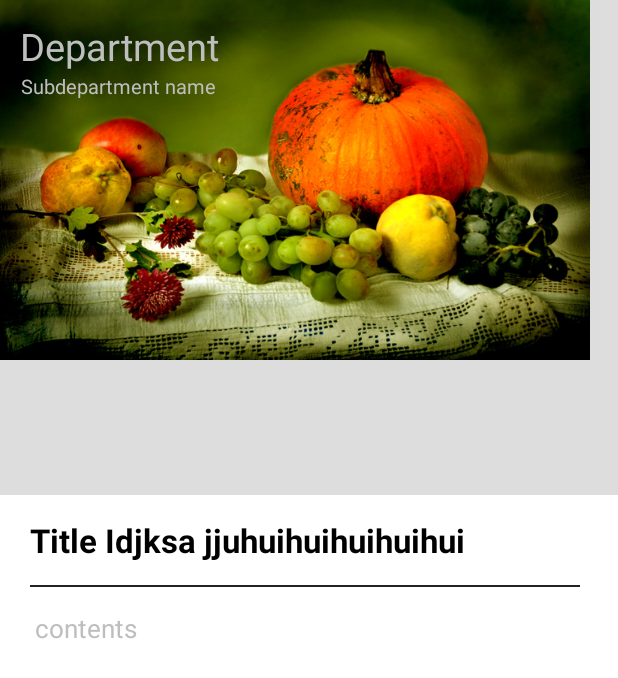
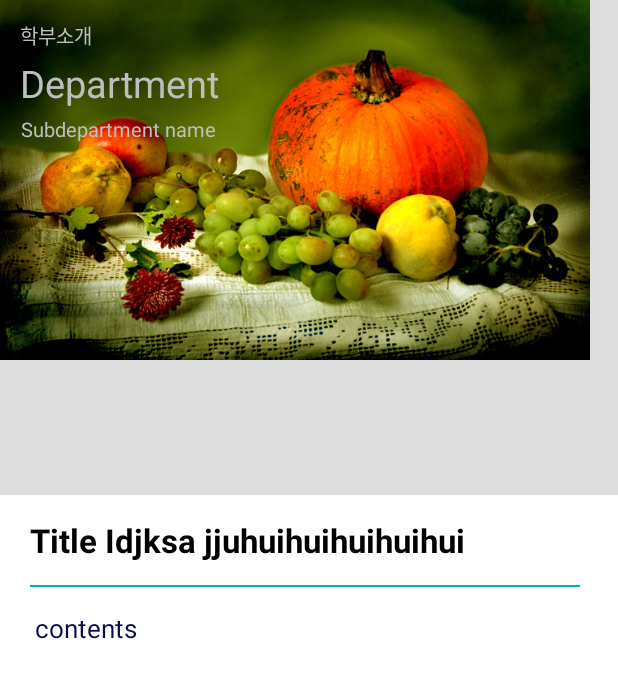
Before and after one commit to CheongWoonHyoung/UNIST_INFO, an Android app: the Intro_Subpager_Fragment screen opened directly, with no data from a screen before it, on a phone screen of 412 x 824 dp. Shown: the top 678 px of the screen. Run offline under Robolectric (Android 15) with nearby library versions, the phone set to English and light mode, and no system bars.

Commit message:
디자인 수정 2

```diff
--- a/MyUNIST_info/app/src/main/res/layout/intropage1.xml
+++ b/MyUNIST_info/app/src/main/res/layout/intropage1.xml
@@ -14,7 +14,18 @@
             android:layout_width="wrap_content"
             android:layout_height="240dp"
             android:orientation="vertical"
-            android:background="@drawable/eebg">
+            android:background="@drawable/eebg"
+            android:id="@+id/toppart">
+
+            <TextView
+                android:id="@+id/textView2"
+                android:layout_width="match_parent"
+                android:layout_height="wrap_content"
+                android:text="학부소개"
+                android:textSize="13dp"
+                android:layout_marginLeft="13dp"
+                android:layout_marginTop="13dp" />
+
             <TextView
                 android:id = "@+id/depart_name_ko"
                 android:layout_width="match_parent"
@@ -22,14 +33,15 @@
                 android:text="Department"
                 android:textSize="25dp"
                 android:layout_marginLeft="13dp"
-                android:layout_marginTop="13dp" />
+                android:layout_marginTop="4dp" />
             <TextView
                 android:id = "@+id/depat_name_eng"
                 android:layout_width="match_parent"
                 android:layout_height="wrap_content"
                 android:text="Subdepartment name"
                 android:textSize="13dp"
-                android:layout_marginLeft="14dp" />
+                android:layout_marginLeft="14dp"
+                android:layout_marginTop="4dp" />
         </LinearLayout>
 
 
@@ -64,7 +76,7 @@
             android:layout_height="1dp"
             android:layout_marginLeft="20dp"
             android:layout_marginRight="25dp"
-            android:background="#222222"/>
+            android:background="#00b1b7"/>
         <ScrollView
                 android:layout_width="wrap_content"
                 android:layout_height="wrap_content"
@@ -79,7 +91,8 @@
                     android:layout_marginTop="15dp"
                     android:layout_marginBottom="50dp"
                     android:text="contents"
-                    android:textSize="17dp">
+                    android:textSize="17dp"
+                    android:textColor="#0a0857">
 
             </TextView>
         </ScrollView>
```
Also changed, not shown: MyUNIST_info/app/src/main/res/layout/intropage2.xml (+6 -3 lines), MyUNIST_info/app/src/main/res/layout/main.xml (+3 -4 lines).
